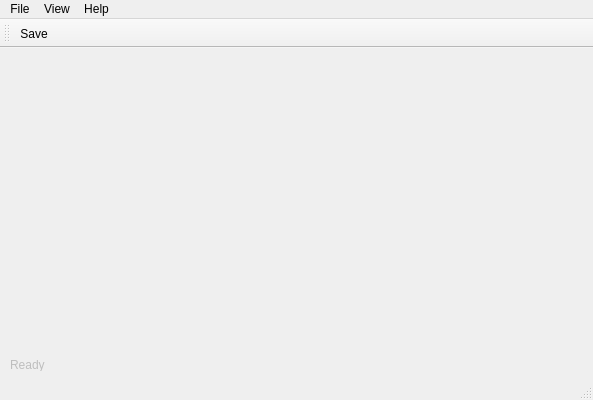
alexandrutm/UnivTimetable, file Orar/OrarApp/OrarApp.ui: the form before one commit.
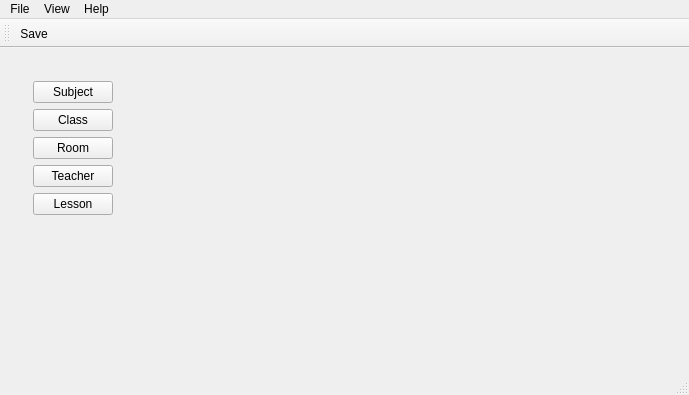
The form after the commit.

Patch:
```diff
--- a/Orar/OrarApp/OrarApp.ui
+++ b/Orar/OrarApp/OrarApp.ui
@@ -6,8 +6,8 @@
    <rect>
     <x>0</x>
     <y>0</y>
-    <width>593</width>
-    <height>400</height>
+    <width>689</width>
+    <height>395</height>
    </rect>
   </property>
   <property name="windowTitle">
@@ -15,28 +15,88 @@
   </property>
   <widget class="QWidget" name="centralWidget">
    <property name="enabled">
-    <bool>false</bool>
+    <bool>true</bool>
    </property>
-   <widget class="QLabel" name="statusBarLabel">
-    <property name="geometry">
-     <rect>
-      <x>10</x>
-      <y>310</y>
-      <width>47</width>
-      <height>13</height>
-     </rect>
-    </property>
-    <property name="text">
-     <string>Ready</string>
-    </property>
-   </widget>
+   <layout class="QGridLayout" name="gridLayout">
+    <item row="0" column="0">
+     <widget class="QStackedWidget" name="centralStackWidget">
+      <widget class="QWidget" name="page_2">
+       <layout class="QFormLayout" name="formLayout">
+        <item row="0" column="0">
+         <widget class="QStackedWidget" name="btnStackedWidget">
+          <widget class="QWidget" name="page">
+           <layout class="QVBoxLayout" name="verticalLayout">
+            <item>
+             <layout class="QVBoxLayout" name="verticalLayout_2">
+              <item>
+               <widget class="QPushButton" name="btnSubject">
+                <property name="text">
+                 <string>Subject</string>
+                </property>
+               </widget>
+              </item>
+              <item>
+               <widget class="QPushButton" name="btnClass">
+                <property name="text">
+                 <string>Class</string>
+                </property>
+               </widget>
+              </item>
+              <item>
+               <widget class="QPushButton" name="btnRoom">
+                <property name="text">
+                 <string>Room</string>
+                </property>
+               </widget>
+              </item>
+              <item>
+               <widget class="QPushButton" name="btnTeacher">
+                <property name="text">
+                 <string>Teacher</string>
+                </property>
+               </widget>
+              </item>
+              <item>
+               <widget class="QPushButton" name="btnLesson">
+                <property name="text">
+                 <string>Lesson</string>
+                </property>
+               </widget>
+              </item>
+              <item>
+               <spacer name="verticalSpacer">
+                <property name="orientation">
+                 <enum>Qt::Vertical</enum>
+                </property>
+                <property name="sizeHint" stdset="0">
+                 <size>
+                  <width>20</width>
+                  <height>40</height>
+                 </size>
+                </property>
+               </spacer>
+              </item>
+             </layout>
+            </item>
+           </layout>
+          </widget>
+         </widget>
+        </item>
+        <item row="0" column="1">
+         <widget class="QStackedWidget" name="viewStackedWidget"/>
+        </item>
+       </layout>
+      </widget>
+     </widget>
+    </item>
+   </layout>
   </widget>
   <widget class="QMenuBar" name="menuBar">
    <property name="geometry">
     <rect>
      <x>0</x>
      <y>0</y>
-     <width>593</width>
+     <width>689</width>
      <height>21</height>
     </rect>
    </property>
@@ -76,7 +136,7 @@
    <attribute name="toolBarBreak">
     <bool>false</bool>
    </attribute>
-   <addaction name="actionSave_2"/>
+   <addaction name="actionSave"/>
   </widget>
   <action name="actionNew_File">
    <property name="text">
```
Left out of the diff: 1 changed line with no effect on the pictures.
